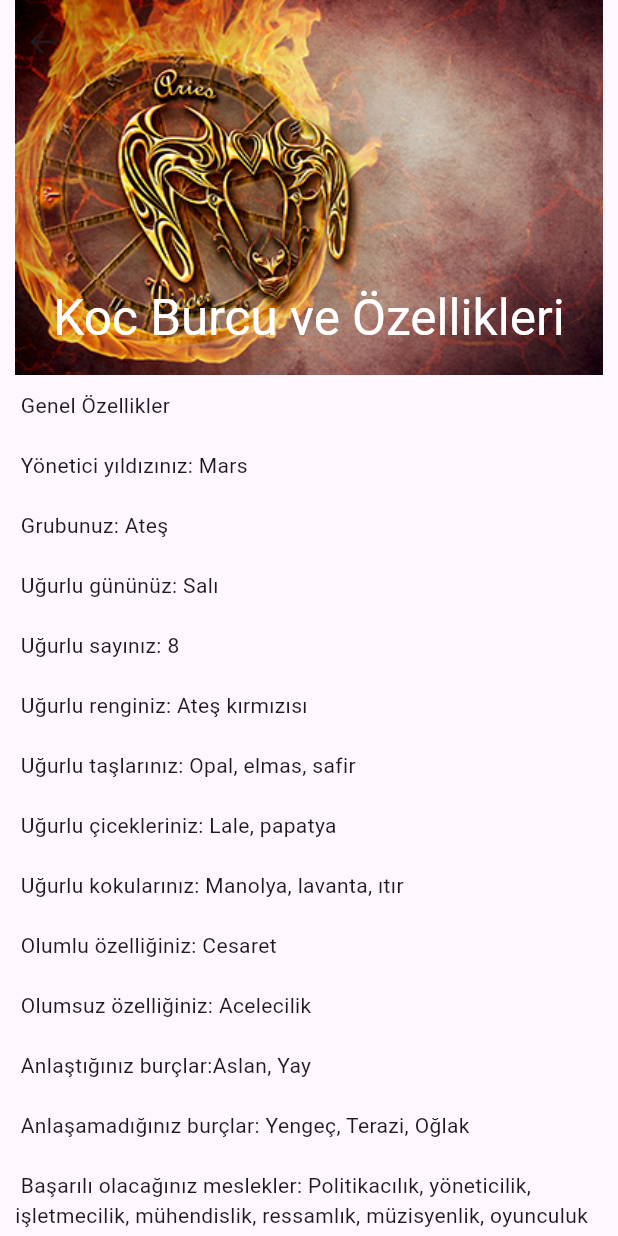
After one commit to OzerBAYRAKTAR/Horoscope-Guide, a Flutter app: the screen it shows after launch, after a tap on "Koc", on a phone screen of 412 x 824 dp. The commit adds this screen. Run offline on Flutter 3.47's test engine with Material 3 defaults, Android fonts, the phone set to English and light mode, and no system bars; our stand-ins replace palette_generator.

Commit message:
app completed

```diff
--- /dev/null
+++ b/lib/burc_detay.dart
@@ -0,0 +1,64 @@
+import 'package:flutter/material.dart';
+import 'package:flutter_ilk_proje/model/burc.dart';
+import 'package:palette_generator/palette_generator.dart';
+
+class BurcDetay extends StatefulWidget {
+  final Burc secilenBurc;
+  const BurcDetay({super.key, required this.secilenBurc});
+
+  @override
+  State<BurcDetay> createState() => _BurcDetayState();
+}
+
+class _BurcDetayState extends State<BurcDetay> {
+  Color appBarReng = Colors.transparent;
+  late PaletteGenerator _generator;
+
+  void appbarRenginiBul() async {
+    _generator = await PaletteGenerator.fromImageProvider(
+        AssetImage('images/' + widget.secilenBurc.burcBuyukResim));
+
+        appBarReng = _generator.dominantColor!.color;
+
+        setState(() {
+
+        });
+  }
+
+  @override
+  void initState() {
+    super.initState();
+    appbarRenginiBul();
+  }
+
+  @override
+  Widget build(BuildContext context) {
+    return Scaffold(
+      body: CustomScrollView(
+        slivers: [
+          SliverAppBar(
+            expandedHeight: 250,
+            pinned: true,
+            backgroundColor: appBarReng,
+            flexibleSpace: FlexibleSpaceBar(
+              title: Text("${widget.secilenBurc.burcAdi} Burcu ve Özellikleri",
+              style:TextStyle(color: Colors.white)),
+              centerTitle: true,
+              background:
+                  Image.asset('images/${widget.secilenBurc.burcBuyukResim}'),
+            ),
+          ),
+          SliverToBoxAdapter(
+            child: Padding(
+              padding: EdgeInsets.all(10),
+              child: Text(
+                widget.secilenBurc.burcDetayi,
+                style: Theme.of(context).textTheme.bodyMedium,
+              ),
+            ),
+          ),
+        ],
+      ),
+    );
+  }
+}
--- a/lib/burc_item.dart
+++ b/lib/burc_item.dart
@@ -1,4 +1,5 @@
 import 'package:flutter/material.dart';
+import 'package:flutter_ilk_proje/burc_detay.dart';
 
 import 'model/burc.dart';
 
@@ -14,10 +15,20 @@ class BurcItem extends StatelessWidget {
       child: Padding(
         padding: const EdgeInsets.all(4.0),
         child: ListTile(
+          onTap: () {
+            Navigator.of(context).push(MaterialPageRoute(
+                builder: (context) => BurcDetay(secilenBurc: listelenenBurc)));
+          },
           // ignore: prefer_interpolation_to_compose_strings
           leading: Image.asset("images/" + listelenenBurc.burcKucukResim),
-          title: Text(listelenenBurc.burcAdi, style: myTextStyle.headlineMedium,),
-          subtitle: Text(listelenenBurc.burcTarihi, style: myTextStyle.titleSmall,),
+          title: Text(
+            listelenenBurc.burcAdi,
+            style: myTextStyle.headlineMedium,
+          ),
+          subtitle: Text(
+            listelenenBurc.burcTarihi,
+            style: myTextStyle.titleSmall,
+          ),
           trailing: Icon(
             Icons.arrow_forward_ios,
             color: Colors.pink,
--- a/lib/data/string.dart
+++ b/lib/data/string.dart
@@ -124,7 +124,13 @@ class Strings {
         "\tAnlaştığınız burçlar: Boğa, Oğlak\n\n"
         "\tAnlaşamadığınız burçlar: İkizler, Yay, Balık\n\n"
         "\tBaşarılı olacağınız meslekler: Edebiyat alanı, yazarlık, eczacılık, muhasebecilik , araştırmacılık\n\n"
-        "\tBurcunuzdan olan ünlüler: Büyük İskender, Uğur Dündar, Sophia Loren, Michael Jackson, Vitali Hakko, Richard Gere, Sean Connery\n\n",
+        "\tBurcunuzdan olan ünlüler: Büyük İskender, Uğur Dündar, Sophia Loren, Michael Jackson, Vitali Hakko, Richard Gere, Sean Connery\n\n"
+        "\tBurcunuzdan olan ünlüler: Büyük 325asg, Uğur Dündar, Sophia Loren, Michael Jackson, Vitali Hakko, Richard Gere, Sean Connery\n\n"
+        "\tBurcunuzdan olan ünlüler: Büyük 1asd, Uğur Dündar, Sophia Loren, Michael Jackson, Vitali Hakko, Richard Gere, Sean Connery\n\n"
+        "\tBurcunuzdan olan ünlüler: Büyük 6436, Uğur Dündar, Sophia Loren, Michael Jackson, Vitali Hakko, Richard Gere, Sean Connery\n\n"
+        "\tBurcunuzdan olan ünlüler: Büyük asdf, Uğur Dündar, Sophia Loren, Michael Jackson, Vitali Hakko, Richard Gere, Sean Connery\n\n"
+        "\tBurcunuzdan olan ünlüler: Büyük 55, Uğur Dündar, Sophia Loren, Michael Jackson, Vitali Hakko, Richard Gere, Sean Connery\n\n"
+        "\tBurcunuzdan olan ünlüler: Büyük 124, Uğur Dündar, Sophia Loren, Michael Jackson, Vitali Hakko, Richard Gere, Sean Connery\n\n",
     "\tGenel Özellikler\n\n"
         "\tYönetici yıldızınız: Venüs\n\n"
         "\tGrubunuz: Hava\n\n"
--- a/pubspec.yaml
+++ b/pubspec.yaml
@@ -46,6 +46,7 @@ dev_dependencies:
   # package. See that file for information about deactivating specific lint
   # rules and activating additional ones.
   flutter_lints: ^5.0.0
+  palette_generator:
 
 # For information on the generic Dart part of this file, see the
 # following page: https://dart.dev/tools/pub/pubspec
```
Also changed, not shown: pubspec.lock, 1 other file.
